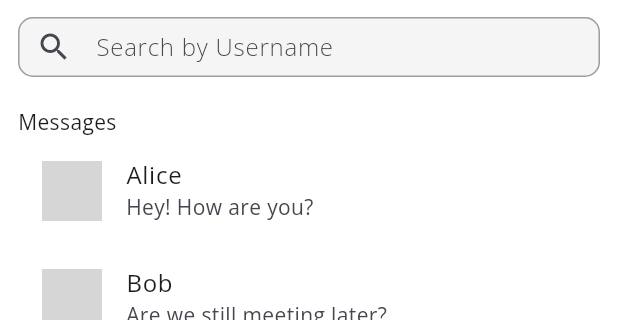
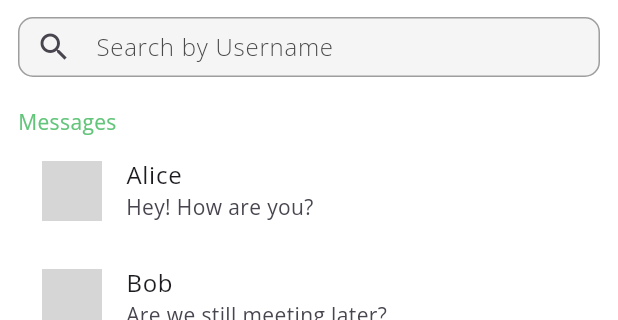
Before and after one commit to nileshshrs/moments, a Flutter app: the BottomNavigationView screen opened directly, item 3 of the bottom bar chosen, on a phone screen of 412 x 824 dp, the part 85-405 px from its top. Run offline on Flutter 3.47's test engine with Material 3 defaults, Android fonts, the phone set to English and light mode, and no system bars; our stand-ins replace another_flushbar; network calls fail; grey boxes are pictures that could not be loaded.

Commit message:
fixed a color being mismatched

```diff
--- a/lib/features/view/bottom_navigation/chat_screen.dart
+++ b/lib/features/view/bottom_navigation/chat_screen.dart
@@ -62,7 +62,6 @@ class _ChatScreenState extends State<ChatScreen> {
     }
   }
 
-
   @override
   Widget build(BuildContext context) {
     return Padding(
@@ -99,7 +98,10 @@ class _ChatScreenState extends State<ChatScreen> {
           const SizedBox(height: 20), // Space between search bar and list
           const SizedBox(
             width: double.infinity,
-            child: Text("Messages"),
+            child: Text(
+              "Messages",
+              style: TextStyle(color: Color(0xFF63C57A)),
+            ),
           ),
           // Displaying the messages with GestureDetector
           Expanded(
@@ -109,7 +111,6 @@ class _ChatScreenState extends State<ChatScreen> {
                 return GestureDetector(
                   onTap: () {
                     // Call _onMessageTap when a message is tapped
-
                   },
                   child: ListTile(
                     leading: CircleAvatar(
```
